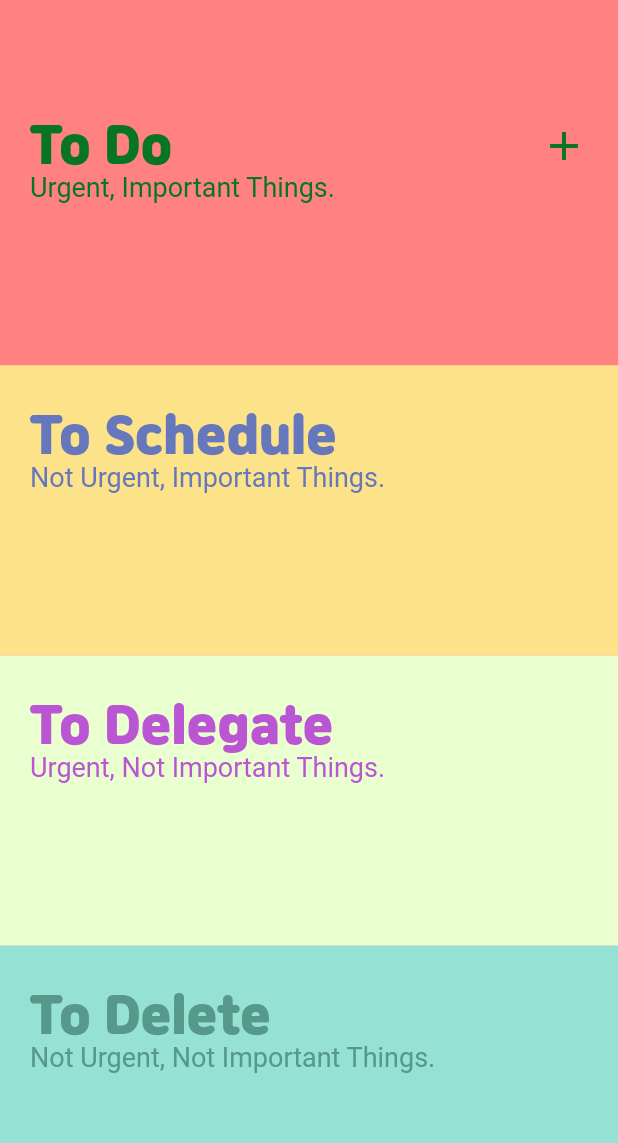
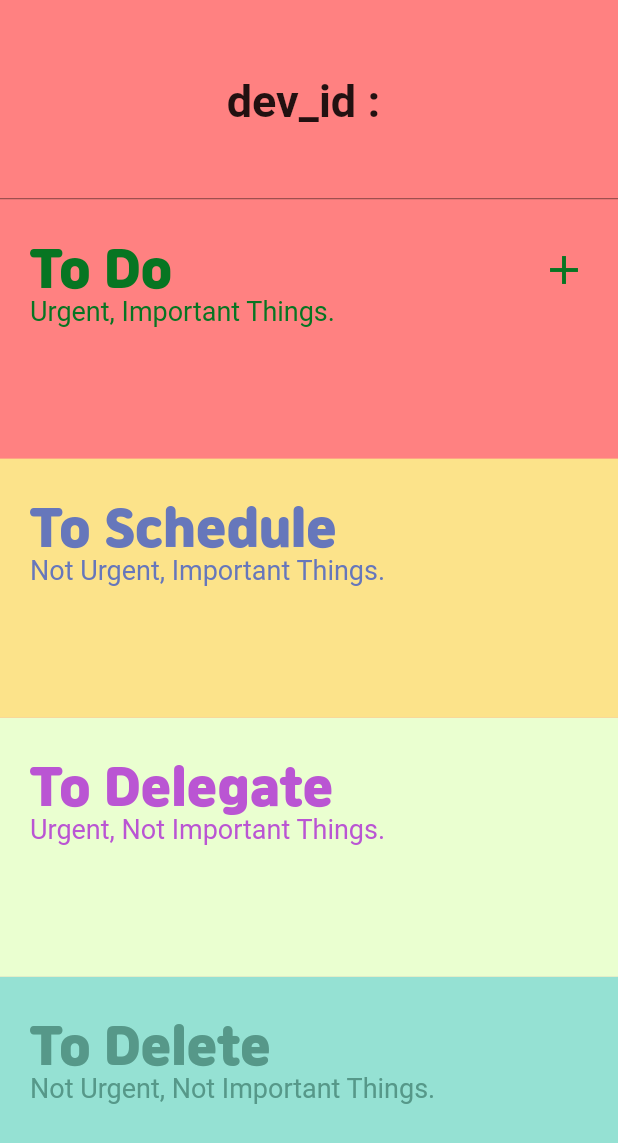
Before and after one commit to SlipFlutterPairProgramming/todo_list, a Flutter app: the screen it shows after launch, on a phone screen of 412 x 824 dp. Shown: the top 1143 px of the screen. Run offline on Flutter 3.47's test engine with Material 2 defaults, Android fonts, the phone set to English and light mode, and no system bars; our stand-ins replace get.

Commit message:
1번째-김미림
김미림 : 1번째 커밋

```diff
--- a/lib/main.dart
+++ b/lib/main.dart
@@ -115,7 +115,7 @@ class MyApp extends StatelessWidget {
 
   @override
   Widget build(BuildContext context) {
-    return const MaterialApp(
+    return MaterialApp(
       home: HomeScreen(),
     );
   }
--- a/lib/pages/home_page.dart
+++ b/lib/pages/home_page.dart
@@ -3,17 +3,54 @@ import 'package:get/get.dart';
 import 'package:todo_bentley/main.dart';
 import 'package:todo_bentley/pages/add_page.dart';
 
-class HomeScreen extends StatelessWidget {
-  const HomeScreen({super.key});
+class HomeScreen extends StatefulWidget {
+  HomeScreen({super.key});
+
+  @override
+  State<HomeScreen> createState() => _HomeScreenState();
+}
+
+class _HomeScreenState extends State<HomeScreen> {
+  String devId = "";
+  // TextEditingController 인스턴스를 생성합니다.
+  final textController = TextEditingController();
+
+  @override
+  void dispose() {
+    textController.dispose();
+    super.dispose();
+  }
+
+  @override
+  void initState() {
+    super.initState();
+    textController.addListener(() {
+      setState(() {
+        devId = textController.text;
+      });
+    });
+  }
 
   @override
   Widget build(BuildContext context) {
-    return const Scaffold(
+    return Scaffold(
       backgroundColor: Color(0xffFF8181),
       body: Column(
         children: [
           SizedBox(
             height: 50,
+          ),
+          Text("dev_id : " + textController.text, style: TextStyle(
+            fontSize: 30,
+            fontWeight: FontWeight.w700,
+          ),),
+          TextField(
+            controller: textController,
+            onChanged: (value) {
+              setState(() {
+                devId = value;
+              });
+            },
           ),
           TodoCategory(
             category: Category.toDo,
```
